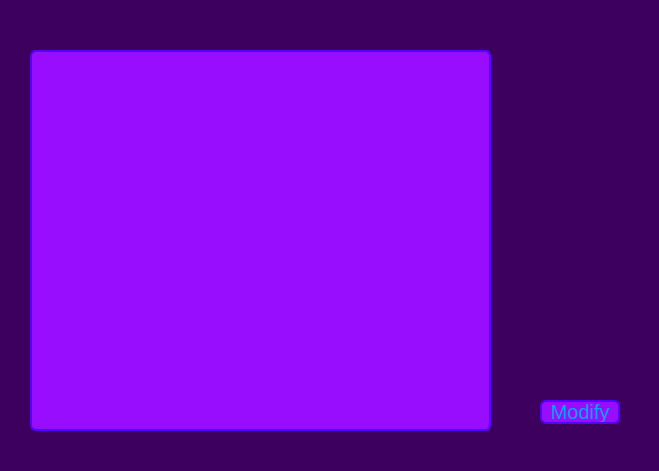
dwvwdv/CodeToolbox, file input.ui: the form before one commit.
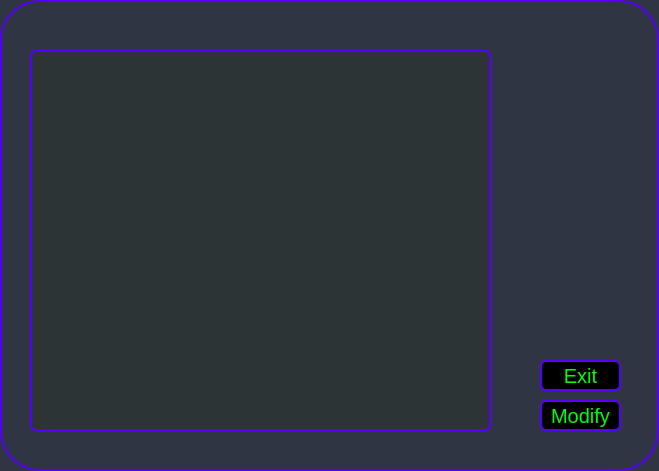
The form after the commit.

```diff
--- a/input.ui
+++ b/input.ui
@@ -14,9 +14,16 @@
    <string>Form</string>
   </property>
   <property name="styleSheet">
-   <string notr="true">background-color:rgb(62, 0, 94)</string>
+   <string notr="true">background-color:#2f3542;
+border-radius: 40px;
+font: 9pt &quot;Arial&quot;;
+font-size: 20px;
+border: 2px solid rgb(85, 0, 255);</string>
   </property>
   <widget class="QTextEdit" name="textEdit">
+   <property name="enabled">
+    <bool>true</bool>
+   </property>
    <property name="geometry">
     <rect>
      <x>30</x>
@@ -30,8 +37,8 @@
 font: 9pt &quot;Arial&quot;;
 font-size: 20px;
 border: 2px solid rgb(85, 0, 255);
-background-color: #990DFF;
-color: rgb(0, 170, 255);</string>
+background-color: #2d3436;
+color:#00cec9</string>
    </property>
    <property name="html">
     <string>&lt;!DOCTYPE HTML PUBLIC &quot;-//W3C//DTD HTML 4.0//EN&quot; &quot;http://www.w3.org/TR/REC-html40/strict.dtd&quot;&gt;
@@ -46,8 +53,8 @@
     <rect>
      <x>540</x>
      <y>400</y>
-     <width>80</width>
-     <height>24</height>
+     <width>81</width>
+     <height>31</height>
     </rect>
    </property>
    <property name="styleSheet">
@@ -55,13 +62,34 @@
 font: 9pt &quot;Arial&quot;;
 font-size: 20px;
 border: 2px solid rgb(85, 0, 255);
-background-color: #990DFF;
-color: rgb(0, 170, 255);</string>
+background-color: #000000;
+color: #00FF00;</string>
    </property>
    <property name="text">
     <string>Modify</string>
    </property>
   </widget>
+  <widget class="QPushButton" name="ExitBtn">
+   <property name="geometry">
+    <rect>
+     <x>540</x>
+     <y>360</y>
+     <width>81</width>
+     <height>31</height>
+    </rect>
+   </property>
+   <property name="styleSheet">
+    <string notr="true">border-radius: 6px;
+font: 9pt &quot;Arial&quot;;
+font-size: 20px;
+border: 2px solid rgb(85, 0, 255);
+background-color: #000000;
+color: #00FF00;</string>
+   </property>
+   <property name="text">
+    <string>Exit</string>
+   </property>
+  </widget>
  </widget>
  <resources/>
  <connections/>
```
